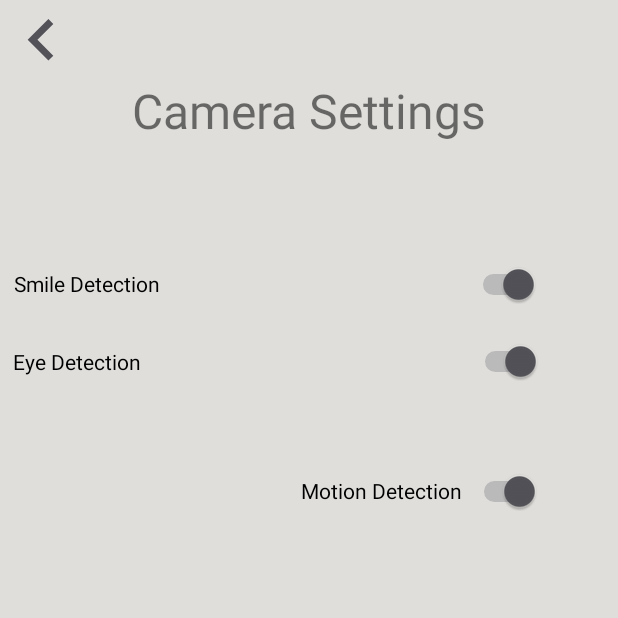
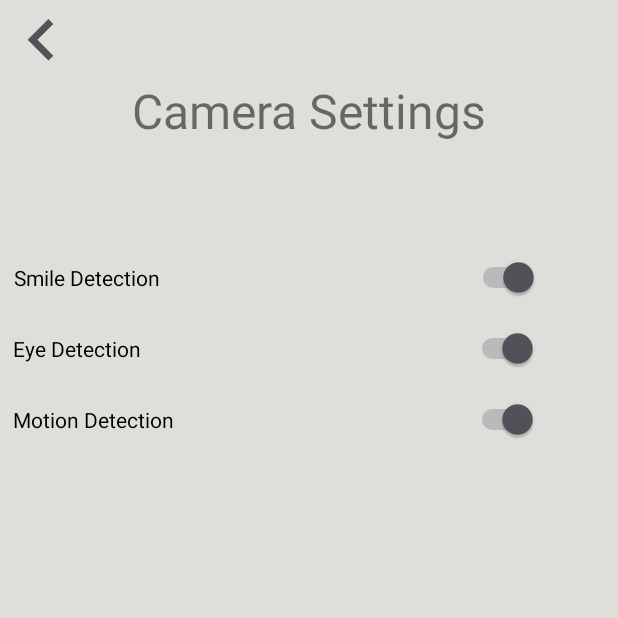
Before and after one commit to Zcloutet/Capstone-NickofTime, an Android app: the SettingsActivity screen opened directly, with no data from a screen before it, on a phone screen of 412 x 824 dp, the top half of it. Run offline under Robolectric (Android 15) with nearby library versions, the phone set to English and light mode, and no system bars; Roboto replaces fonts that are not available here; 1 statement that could not run was skipped.

Commit message:
fix merge with nirjala

```diff
--- a/app/src/main/res/layout/activity_settings.xml
+++ b/app/src/main/res/layout/activity_settings.xml
@@ -34,7 +34,7 @@
     <Switch
         android:id="@+id/smileDetection"
         android:layout_width="350dp"
-        android:layout_height="36dp"
+        android:layout_height="27dp"
         android:layout_marginTop="76dp"
         android:text="Smile Detection"
         app:layout_constraintEnd_toEndOf="parent"
@@ -44,7 +44,7 @@
 
     <Switch
         android:id="@+id/eyeDetection"
-        android:layout_width="352dp"
+        android:layout_width="350dp"
         android:layout_height="27dp"
         android:layout_marginTop="20dp"
         android:text="Eye Detection"
@@ -55,12 +55,12 @@
 
     <Switch
         android:id="@+id/motionDetection"
-        android:layout_width="159dp"
-        android:layout_height="49dp"
-        android:layout_marginTop="48dp"
+        android:layout_width="350dp"
+        android:layout_height="27dp"
+        android:layout_marginTop="20dp"
         android:text="Motion Detection"
         app:layout_constraintEnd_toEndOf="parent"
-        app:layout_constraintHorizontal_bias="0.793"
+        app:layout_constraintHorizontal_bias="0.145"
         app:layout_constraintStart_toStartOf="parent"
         app:layout_constraintTop_toBottomOf="@+id/eyeDetection" />
 </androidx.constraintlayout.widget.ConstraintLayout>
```
Also changed, not shown: 3 other files.
